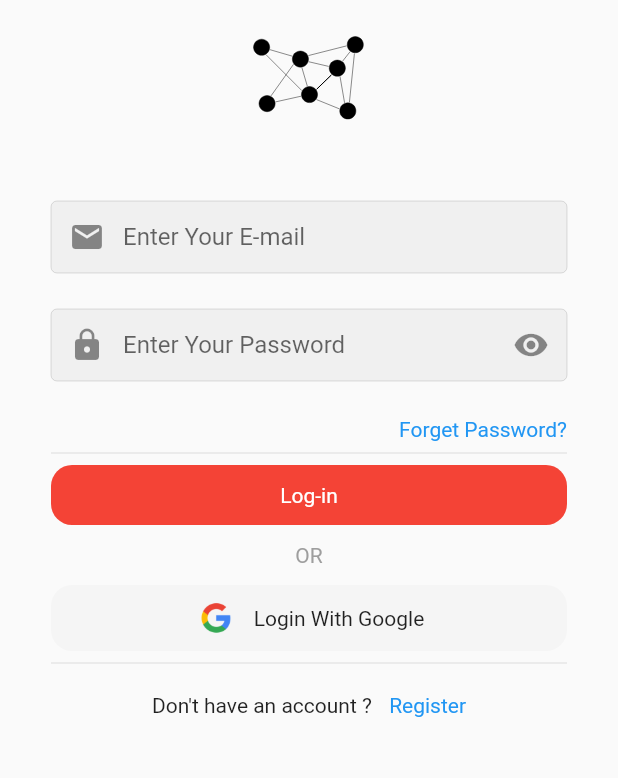
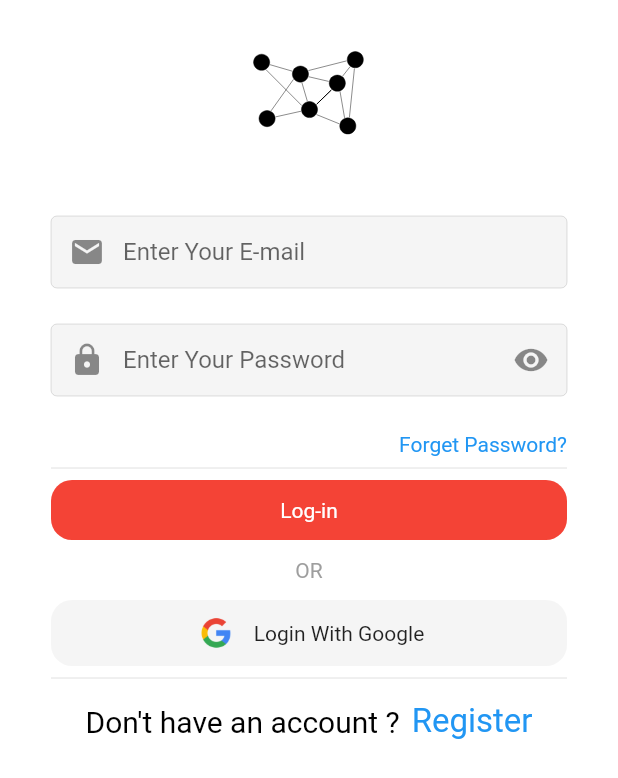
Before and after one commit to ShrutiKhanduja/collegemate, a Flutter app: the LoginScreen screen opened directly, on a phone screen of 412 x 824 dp. Shown: the top 778 px of the screen. Run offline on Flutter 3.47's test engine with Material 2 defaults, Android fonts, the phone set to English and light mode, and no system bars; our stand-ins replace flutter_rating_bar, flutter_signin_button, flutter_svg, font_awesome_flutter, google_fonts, google_maps_flutter and 1 more; Roboto replaces fonts that are missing (Dongle).

Commit message:
logincomments

```diff
--- a/lib/main.dart
+++ b/lib/main.dart
@@ -1,4 +1,5 @@
 import 'package:collegemate/screens/homescreen.dart';
+import 'package:collegemate/screens/login.dart';
 import 'package:collegemate/screens/map_screeen.dart';
 import 'package:collegemate/screens/splash_screen.dart';
 import 'package:collegemate/utils/custom_color.dart';
@@ -21,7 +22,8 @@ class MyApp extends StatelessWidget {
         // is not restarted.
         primarySwatch: primaryThemeColor,
       ),
-      home: SplashScreen(),
+      home: LoginScreen(),
+      // home: SplashScreen(),
       //home: MapScreen(),
     );
   }
--- a/lib/screens/login.dart
+++ b/lib/screens/login.dart
@@ -1,5 +1,6 @@
 import 'package:collegemate/screens/sign_up.dart';
 import 'package:collegemate/widgets/custom_text_field.dart';
+import 'package:collegemate/widgets/text_widget.dart';
 import 'package:flutter/material.dart';
 import 'package:flutter_signin_button/flutter_signin_button.dart';
 import 'package:flutter_svg/flutter_svg.dart';
@@ -24,6 +25,7 @@ class _LoginScreenState extends State<LoginScreen> {
   @override
   Widget build(BuildContext context) {
     return Scaffold(
+      backgroundColor: Colors.white,
       resizeToAvoidBottomInset: false,
       body: SafeArea(
         child: Container(
@@ -34,7 +36,7 @@ class _LoginScreenState extends State<LoginScreen> {
             crossAxisAlignment: CrossAxisAlignment.center,
             children: [
               SizedBox(
-                height: 20,
+                height: 30,
               ),
               // svg image
               SvgPicture.asset(
@@ -103,8 +105,8 @@ class _LoginScreenState extends State<LoginScreen> {
                   decoration: ShapeDecoration(
                     color: Colors.red,
                     shape: RoundedRectangleBorder(
-                      borderRadius: BorderRadius.all(
-                        Radius.circular(14),
+                      borderRadius: BorderRadius.circular(
+                        14,
                       ),
                     ),
                   ),
@@ -156,28 +158,17 @@ class _LoginScreenState extends State<LoginScreen> {
                 ),
               ),
 
-              // // signin package button
-              // Container(
-              //   width: double.infinity,
-              //   child: SignInButton(
-              //     Buttons.Google,
-              //     onPressed: () {
-              //       //_showButtonPressDialog(context, 'Google');
-              //     },
-              //     shape: RoundedRectangleBorder(
-              //       borderRadius: BorderRadius.all(
-              //         Radius.circular(14),
-              //       ),
-              //     ),
-              //   ),
-              // ),
-
               Divider(),
               Row(
                 mainAxisAlignment: MainAxisAlignment.center,
                 children: [
                   Container(
-                    child: Text("Don't have an account ? "),
+                    child: MyText(
+                      text: "Don't have an account ?",
+                      size: 20,
+                    ),
+
+                    //Text("Don't have an account ? "),
                     padding: EdgeInsets.symmetric(vertical: 8),
                   ),
                   SizedBox(
@@ -191,11 +182,10 @@ class _LoginScreenState extends State<LoginScreen> {
                       }));
                     },
                     child: Container(
-                      child: Text(
-                        'Register',
-                        style: TextStyle(color: Colors.blue
-                            // fontWeight: FontWeight.bold,
-                            ),
+                      child: MyText(
+                        text: 'Register',
+                        fontColor: Colors.blue,
+                        size: 22,
                       ),
                       padding: EdgeInsets.symmetric(vertical: 8),
                     ),
@@ -212,75 +202,3 @@ class _LoginScreenState extends State<LoginScreen> {
     );
   }
 }
-
-// InkWell(
-//   onTap: () {},
-//   child: Container(
-//     child: Text(
-//       'Login with Google',
-//       style: TextStyle(color: Colors.black),
-//     ),
-//     width: double.infinity,
-//     padding: EdgeInsets.symmetric(vertical: 12),
-//     alignment: Alignment.center,
-//     decoration: ShapeDecoration(
-//       color: Colors.white,
-//       shape: RoundedRectangleBorder(
-//         borderRadius: BorderRadius.all(
-//           Radius.circular(25),
-//         ),
-//       ),
-//     ),
-//   ),
-// ), // for creating spacing in upper side
-// Flexible(
-//   child: Container(),
-//   flex: 2,
-// ),
-
-
-
-
-
-
-
-
-
-
-
-
-
-
-
-
-
-
-
-
-
-
-
-
-
-
-
-
-
-//Container(
-              //   decoration: BoxDecoration(
-              //     border: Border.all(color: Colors.white),
-              //   ),
-              //   child: Row(
-              //     mainAxisAlignment: MainAxisAlignment.spaceEvenly,
-              //     children: [
-              //       SizedBox(
-              //         height: 30,
-              //         child: Image.asset(
-              //           'assets/images/google.png',
-              //           fit: BoxFit.cover,
-              //         ),
-              //       ),
-              //       Text('Login With Google'),
-              //     ],
-              //   ),
-              // ),
--- a/lib/screens/sign_up.dart
+++ b/lib/screens/sign_up.dart
@@ -23,6 +23,7 @@ class _SignUpScreenState extends State<SignUpScreen> {
   @override
   Widget build(BuildContext context) {
     return Scaffold(
+      backgroundColor: Colors.white,
       resizeToAvoidBottomInset: false,
       body: SingleChildScrollView(
         child: SafeArea(
--- a/lib/widgets/second_list_view_widget.dart
+++ b/lib/widgets/second_list_view_widget.dart
@@ -1,4 +1,4 @@
-import 'package:collegemate/models/newdummy_model.dart';
+import 'package:collegemate/models/dummy_model.dart';
 import 'package:collegemate/responsive/size_config.dart';
 import 'package:collegemate/widgets/secondcardwidget.dart';
 import 'package:flutter/material.dart';
@@ -18,9 +18,9 @@ class SecondListViewWidget extends StatelessWidget {
             height: SizeConfig.deviceHeight * 0.16,
             child: ListView.builder(
               scrollDirection: Axis.horizontal,
-              itemCount: newDummyData.length,
+              itemCount: dummyData.length,
               itemBuilder: (context, index) {
-                final data = newDummyData[index];
+                final data = dummyData[index];
                 return GestureDetector(
                   onTap: () {},
                   child: SecondCardWidget(
--- a/lib/widgets/text_widget.dart
+++ b/lib/widgets/text_widget.dart
@@ -1,4 +1,3 @@
-import 'dart:io';
 import 'package:flutter/material.dart';
 import 'package:google_fonts/google_fonts.dart';
 
@@ -30,7 +29,7 @@ class MyText extends StatelessWidget {
     return Text(
       text,
       style: GoogleFonts.dongle(
-          fontSize: size,
+          fontSize: size ?? 14,
           color: fontColor ?? Colors.black,
           fontWeight: fontWeight ?? FontWeight.normal),
     );
```
Also changed, not shown: lib/models/newdummy_model.dart (deleted, +0 -21 lines), lib/screens/homescreen.dart (+8 -6 lines).
